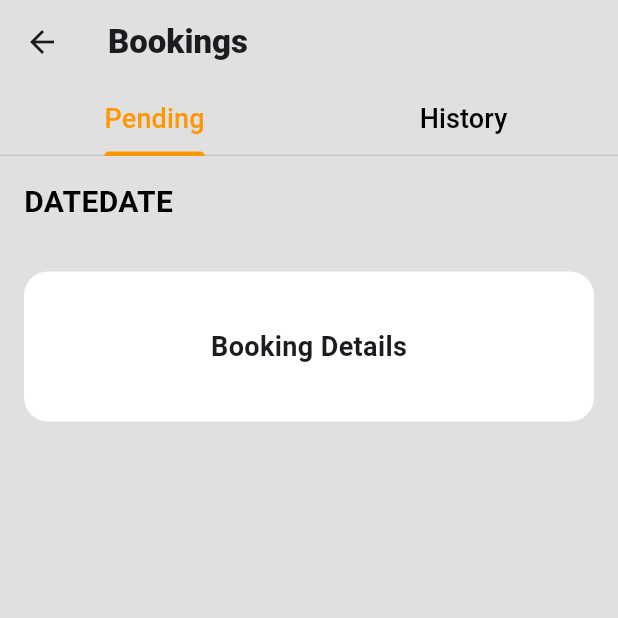
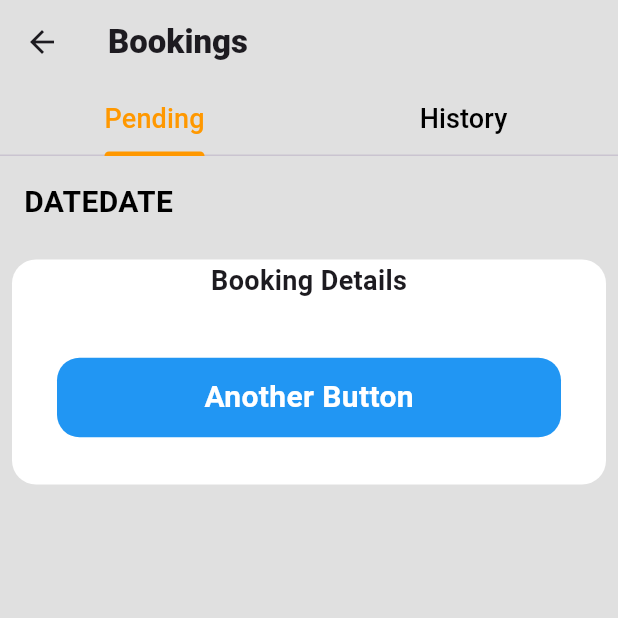
Before and after one commit to TechPyllars2024/AutoCareAutomotive, a Flutter app: the AutomotiveBookingScreen screen opened directly, on a phone screen of 412 x 824 dp, the top half of it. Run offline on Flutter 3.47's test engine with Material 3 defaults, Android fonts, the phone set to English and light mode, and no system bars; our stand-ins replace cloud_firestore, curved_navigation_bar, firebase_auth, firebase_core, firebase_storage, flutter_animate and 4 more; missing offline and left inert: flutter_pannable_rating_bar; accounts and stored records are empty.

Commit message:
update: added button on booking

```diff
--- a/lib/Booking Mangement/screens/automotive_booking.dart
+++ b/lib/Booking Mangement/screens/automotive_booking.dart
@@ -1,4 +1,5 @@
 import 'package:flutter/material.dart';
+import 'package:autocare_automotiveshops/Booking%20Mangement/widgets/acceptButton.dart';
 
 class AutomotiveBookingScreen extends StatefulWidget {
   const AutomotiveBookingScreen({super.key, this.child});
@@ -49,16 +50,18 @@ class _AutomotiveBookingState extends State<AutomotiveBookingScreen> {
                     ),
                   ),
                 ),
-                // Replace GridView with a Container
                 Padding(
-                  padding: const EdgeInsets.all(16.0),
+                  padding: const EdgeInsets.all(8.0),
                   child: Container(
-                    height: 100, // Adjust the height as needed
+                    height: 150, // Adjust the height as needed
                     decoration: BoxDecoration(
                       color: Colors.white,
                       borderRadius: BorderRadius.circular(16.0), // Circular edges
                     ),
-                    child: Center(
+                    child: Column(
+                      mainAxisAlignment: MainAxisAlignment.center,
+                      children: [
+                        Center(
                           child: Text(
                             'Booking Details',
                             style: TextStyle(
@@ -66,6 +69,18 @@ class _AutomotiveBookingState extends State<AutomotiveBookingScreen> {
                               fontWeight: FontWeight.w600,
                             ),
                           ),
+                        ),
+                        const SizedBox(height: 8.0), // Add spacing between text and button
+                        AcceptButton(
+                          text: 'Another Button',
+                          color: Colors.blue,
+                          padding: 30.0,
+                          onTap: () {
+                            // Handle tap
+                            print('Another button clicked!');
+                          },
+                        ),
+                      ],
                     ),
                   ),
                 ),
```
Lines whose indentation alone changed are shown as unchanged.
